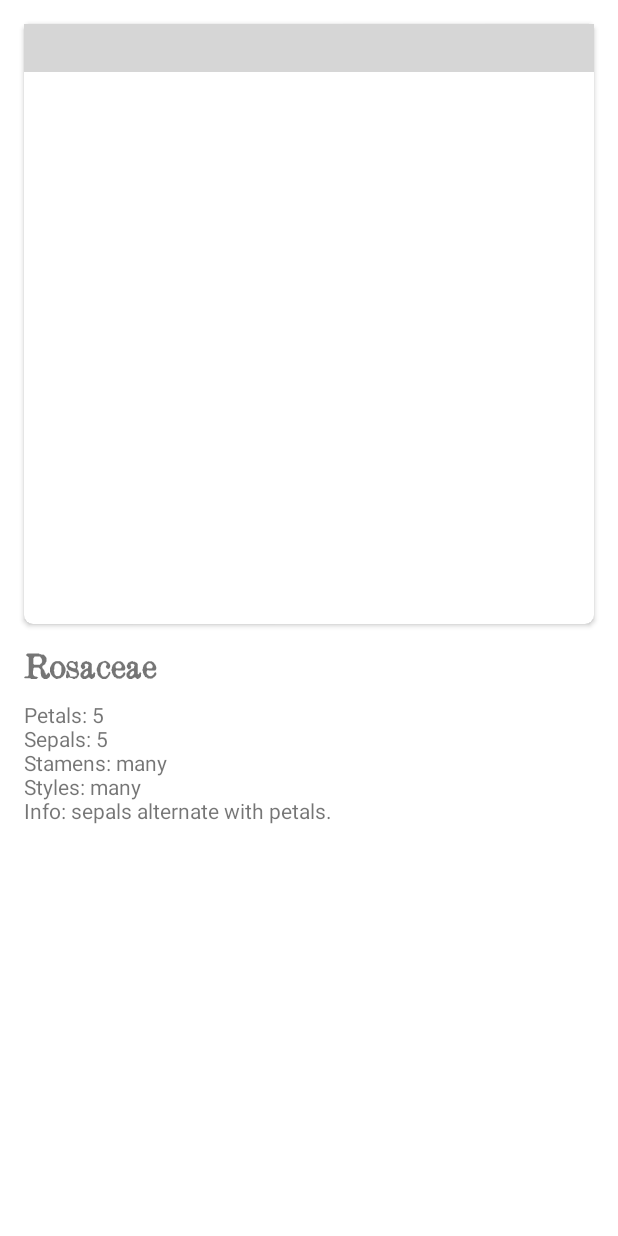
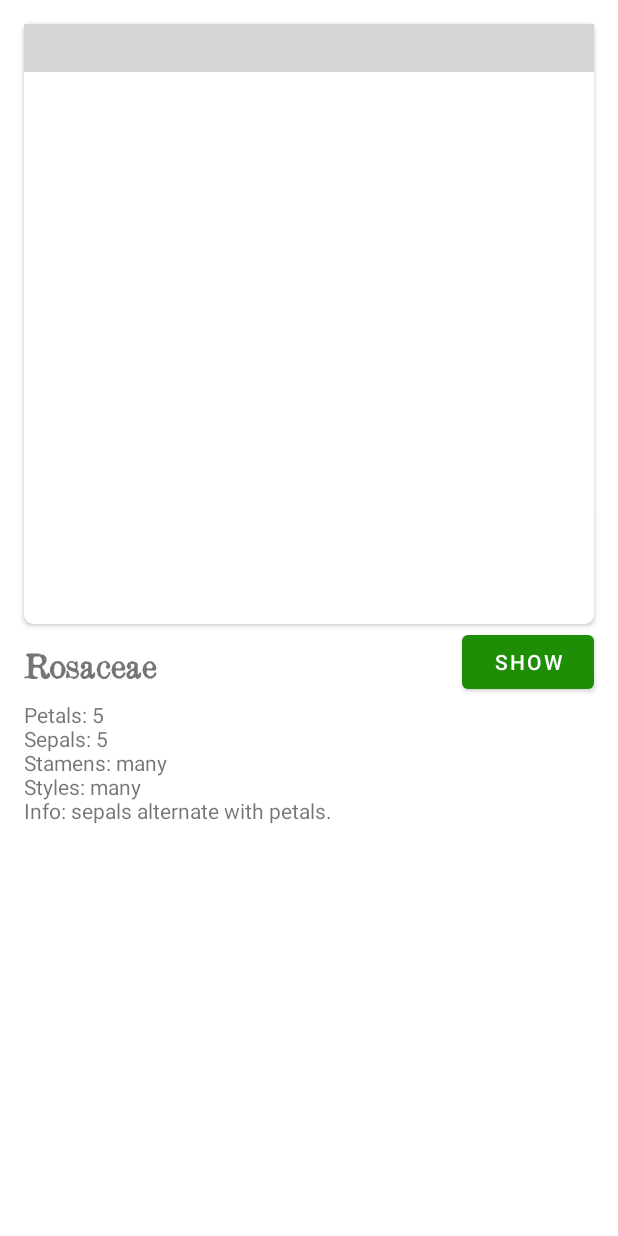
Before and after one commit to JPUF/FlashBotany, an Android app: the layout fragment_info_page.xml on its own in the app's theme, with its tools: preview values and no code run, on a phone screen of 412 x 824 dp. Run offline under Robolectric (Android 15) with nearby library versions, the light colour scheme and no system bars; plain views replace ImageSlider; grey boxes are pictures that could not be loaded.

Commit message:
Skeleton DialogFragment for defining words

```diff
--- a/app/src/main/res/layout/fragment_info_page.xml
+++ b/app/src/main/res/layout/fragment_info_page.xml
@@ -42,6 +42,7 @@
                 tools:text="Rosaceae" />
 
         <ScrollView
+                android:id="@+id/scrollView2"
                 android:layout_width="match_parent"
                 android:layout_height="0dp"
                 android:layout_marginStart="8dp"
@@ -70,5 +71,15 @@
             </LinearLayout>
         </ScrollView>
 
+        <Button
+                android:id="@+id/showButton"
+                android:layout_width="wrap_content"
+                android:layout_height="wrap_content"
+                android:layout_marginEnd="16dp"
+                android:text="Show"
+                app:layout_constraintBottom_toTopOf="@+id/scrollView2"
+                app:layout_constraintEnd_toEndOf="parent"
+                app:layout_constraintTop_toBottomOf="@+id/imageCard" />
+
     </androidx.constraintlayout.widget.ConstraintLayout>
 </layout>
```
Also changed, not shown: app/src/main/java/com/jlbennett/flashbotany/info/DictionaryDialogFragment.kt (added, +21 -0 lines), app/src/main/java/com/jlbennett/flashbotany/info/InfoPageFragment.kt (+8 -0 lines), app/src/main/res/layout/fragment_dictionary.xml (added, +29 -0 lines).
